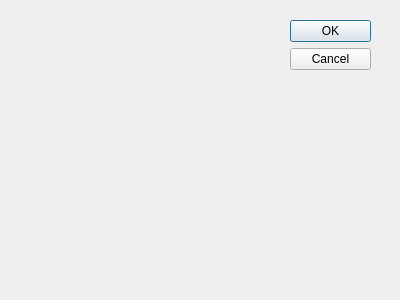
Above: dialog_brightness.ui from my3rs/ImageQt before the change. Below: the same form after it.
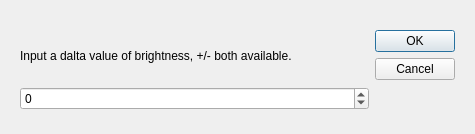
That is the form after the change.

Diff of the .ui file:
```diff
--- a/dialog_brightness.ui
+++ b/dialog_brightness.ui
@@ -8,28 +8,64 @@
    <rect>
     <x>0</x>
     <y>0</y>
-    <width>400</width>
-    <height>300</height>
+    <width>475</width>
+    <height>134</height>
    </rect>
   </property>
+  <property name="sizePolicy">
+   <sizepolicy hsizetype="Fixed" vsizetype="Fixed">
+    <horstretch>0</horstretch>
+    <verstretch>0</verstretch>
+   </sizepolicy>
+  </property>
   <property name="windowTitle">
    <string>Dialog</string>
   </property>
-  <widget class="QDialogButtonBox" name="buttonBox">
+  <widget class="QWidget" name="">
    <property name="geometry">
     <rect>
-     <x>290</x>
-     <y>20</y>
-     <width>81</width>
-     <height>241</height>
+     <x>20</x>
+     <y>30</y>
+     <width>435</width>
+     <height>80</height>
     </rect>
    </property>
-   <property name="orientation">
-    <enum>Qt::Vertical</enum>
-   </property>
-   <property name="standardButtons">
-    <set>QDialogButtonBox::Cancel|QDialogButtonBox::Ok</set>
-   </property>
+   <layout class="QHBoxLayout" name="horizontalLayout">
+    <item>
+     <layout class="QVBoxLayout" name="verticalLayout">
+      <item>
+       <widget class="QLabel" name="label">
+        <property name="text">
+         <string>Input a dalta value of brightness, +/- both available.</string>
+        </property>
+       </widget>
+      </item>
+      <item>
+       <widget class="QSpinBox" name="spinBox">
+        <property name="minimum">
+         <number>-1000</number>
+        </property>
+        <property name="maximum">
+         <number>1000</number>
+        </property>
+        <property name="singleStep">
+         <number>10</number>
+        </property>
+       </widget>
+      </item>
+     </layout>
+    </item>
+    <item>
+     <widget class="QDialogButtonBox" name="buttonBox">
+      <property name="orientation">
+       <enum>Qt::Vertical</enum>
+      </property>
+      <property name="standardButtons">
+       <set>QDialogButtonBox::Cancel|QDialogButtonBox::Ok</set>
+      </property>
+     </widget>
+    </item>
+   </layout>
   </widget>
  </widget>
  <pixmapfunction/>
```
Left out of the diff: 7 changed lines with no effect on the pictures.
